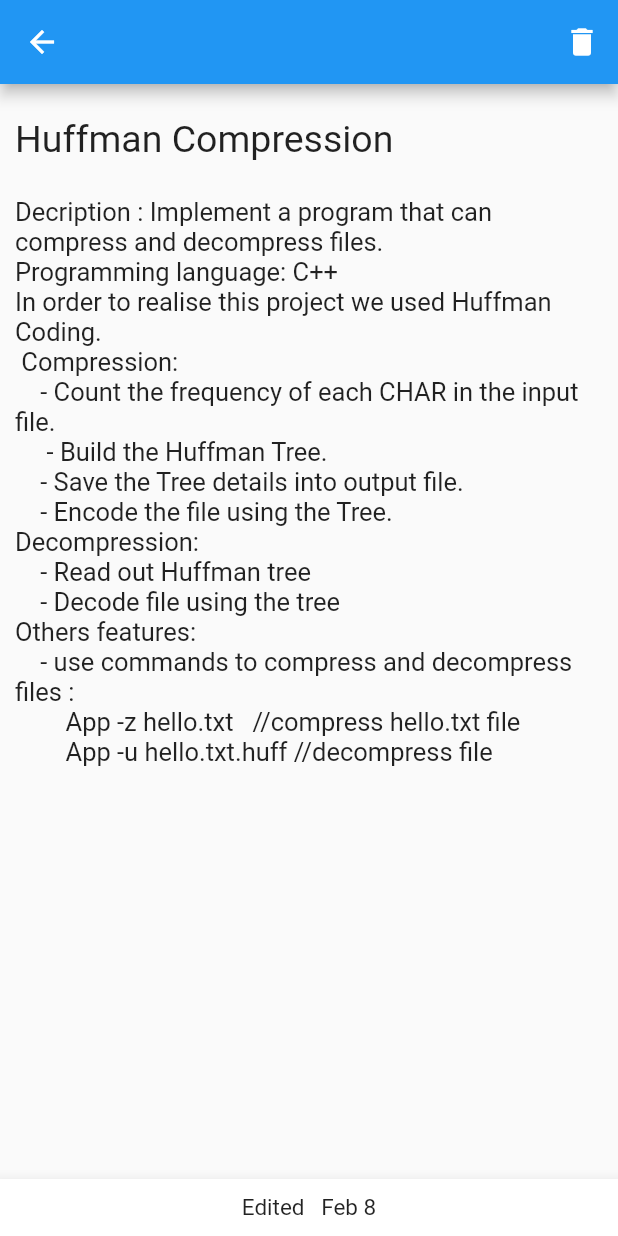
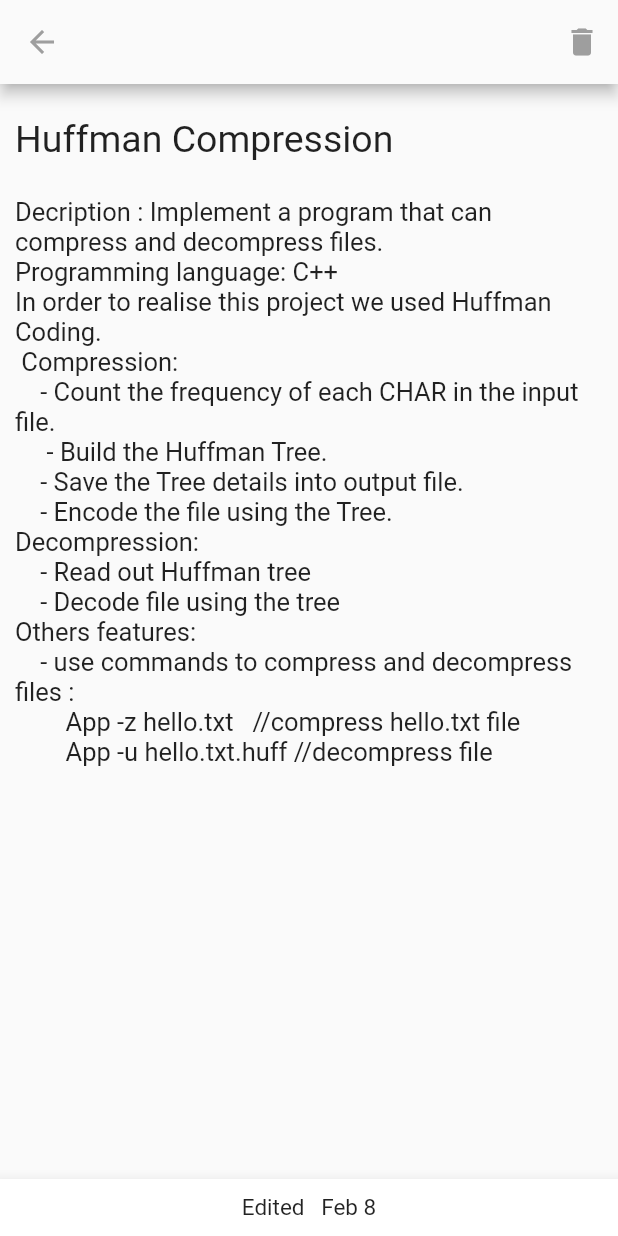
Before and after one commit to oezeb/Notepad, a Flutter app: the EditPage screen opened directly with sample values from the repository, on a phone screen of 412 x 824 dp. Run offline on Flutter 3.47's test engine with Material 2 defaults, Android fonts, the phone set to English and light mode, and no system bars.

Commit message:
Design side bar and search page. also change edit page appbar color

```diff
--- a/lib/data/data.dart
+++ b/lib/data/data.dart
@@ -1,6 +1,6 @@
 import 'package:notepad/models/note.dart';
 
-List<Note> notes = [
+List<Note> myNotes = [
   Note(
     noteId: "1",
     title: "Huffman Compression",
--- a/lib/models/note.dart
+++ b/lib/models/note.dart
@@ -4,7 +4,16 @@ class Note {
   final String text;
   final DateTime editDate;
   final DateTime alarm;
+  final bool favorite;
+  final bool sticky;
 
-  Note({this.noteId, this.title, this.text, this.alarm, DateTime editDate})
+  Note(
+      {this.favorite,
+      this.sticky,
+      this.noteId,
+      this.title,
+      this.text,
+      this.alarm,
+      DateTime editDate})
       : this.editDate = editDate ?? DateTime.now();
 }
--- a/lib/views/editpage.dart
+++ b/lib/views/editpage.dart
@@ -46,8 +46,12 @@ class _EditPageState extends State<EditPage> {
   Widget build(BuildContext context) {
     return Scaffold(
       appBar: AppBar(
+        backgroundColor: Theme.of(context).scaffoldBackgroundColor,
         leading: IconButton(
-          icon: Icon(Icons.arrow_back),
+          icon: Icon(
+            Icons.arrow_back,
+            color: Colors.grey,
+          ),
           onPressed: () {
             Navigator.pop(context);
             //TODO: save edited note back in the data base
@@ -55,7 +59,10 @@ class _EditPageState extends State<EditPage> {
         ),
         actions: [
           IconButton(
-            icon: Icon(Icons.delete),
+            icon: Icon(
+              Icons.delete,
+              color: Colors.grey,
+            ),
             onPressed: () {
               //TODO: delete current note from data base
             },
--- a/pubspec.yaml
+++ b/pubspec.yaml
@@ -23,6 +23,7 @@ environment:
 dependencies:
   flutter:
     sdk: flutter
+  flutter_sidebar: ^0.3.1
 
 
   # The following adds the Cupertino Icons font to your application.
```
Also changed, not shown: lib/views/homepage.dart (+13 -71 lines), lib/views/searchpage.dart (added, +49 -0 lines), lib/widgets.dart/noteslist.dart (added, +75 -0 lines), lib/widgets.dart/sidebar.dart (added, +67 -0 lines), images/editpage.png, images/search.png (added), images/sidebar.png (added), pubspec.lock, 1 other file.
